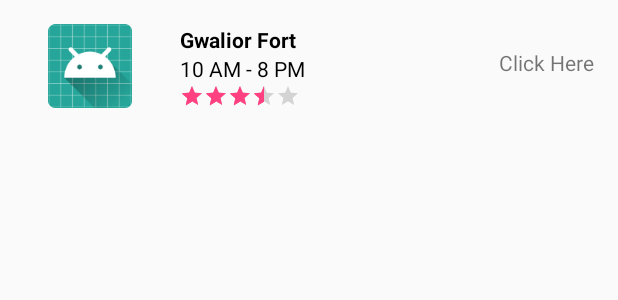
After one commit to VineetPrasadVerma/TourGuideApp, an Android app: the layout list_items.xml on its own in the app's theme, with its tools: preview values and no code run, on a phone screen of 412 x 824 dp. The commit adds this screen. Shown: the top 300 px of the screen. Run offline under Robolectric (Android 15) with nearby library versions, the phone set to English and light mode, and no system bars.

Commit message:
Add place list.xml and list items.xml

```diff
--- a/app/src/main/java/com/example/vineetprasadverma/tourguideapp/HotelsFragment.java
+++ b/app/src/main/java/com/example/vineetprasadverma/tourguideapp/AccommodationFragment.java
@@ -11,10 +11,10 @@ import android.widget.TextView;
 /**
  * A simple {@link Fragment} subclass.
  */
-public class HotelsFragment extends Fragment {
+public class AccommodationFragment extends Fragment {
 
 
-    public HotelsFragment() {
+    public AccommodationFragment() {
         // Required empty public constructor
     }
 
--- a/app/src/main/java/com/example/vineetprasadverma/tourguideapp/RestaurantFragment.java
+++ b/app/src/main/java/com/example/vineetprasadverma/tourguideapp/HistoricalPublicPlacesFragment.java
@@ -11,10 +11,10 @@ import android.widget.TextView;
 /**
  * A simple {@link Fragment} subclass.
  */
-public class RestaurantFragment extends Fragment {
+public class HistoricalPublicPlacesFragment extends Fragment {
 
 
-    public RestaurantFragment() {
+    public HistoricalPublicPlacesFragment() {
         // Required empty public constructor
     }
 
--- a/app/src/main/java/com/example/vineetprasadverma/tourguideapp/TopAttractionFragment.java
+++ b/app/src/main/java/com/example/vineetprasadverma/tourguideapp/MajorAttractionFragment.java
@@ -2,6 +2,7 @@ package com.example.vineetprasadverma.tourguideapp;
 
 
 import android.os.Bundle;
+
 import android.support.v4.app.Fragment;
 import android.view.LayoutInflater;
 import android.view.View;
@@ -11,10 +12,10 @@ import android.widget.TextView;
 /**
  * A simple {@link Fragment} subclass.
  */
-public class TopAttractionFragment extends Fragment {
+public class MajorAttractionFragment extends Fragment {
 
 
-    public TopAttractionFragment() {
+    public MajorAttractionFragment() {
         // Required empty public constructor
     }
 
--- a/app/src/main/java/com/example/vineetprasadverma/tourguideapp/AnnualEventFragment.java
+++ b/app/src/main/java/com/example/vineetprasadverma/tourguideapp/PlaceForFoodiesFragment.java
@@ -2,7 +2,6 @@ package com.example.vineetprasadverma.tourguideapp;
 
 
 import android.os.Bundle;
-
 import android.support.v4.app.Fragment;
 import android.view.LayoutInflater;
 import android.view.View;
@@ -12,10 +11,10 @@ import android.widget.TextView;
 /**
  * A simple {@link Fragment} subclass.
  */
-public class AnnualEventFragment extends Fragment {
+public class PlaceForFoodiesFragment extends Fragment {
 
 
-    public AnnualEventFragment() {
+    public PlaceForFoodiesFragment() {
         // Required empty public constructor
     }
 
--- /dev/null
+++ b/app/src/main/res/layout/list_items.xml
@@ -0,0 +1,60 @@
+<?xml version="1.0" encoding="utf-8"?>
+<RelativeLayout xmlns:android="http://schemas.android.com/apk/res/android"
+    xmlns:tools="http://schemas.android.com/tools"
+    android:layout_width="match_parent"
+    android:layout_height="@dimen/eighty_eight_dp"
+    android:padding="@dimen/sixteen_dp">
+
+    <ImageView
+        android:id="@+id/image_view"
+        android:layout_width="@dimen/eighty_eight_dp"
+        android:layout_height="@dimen/eighty_eight_dp"
+        android:src="@mipmap/ic_launcher" />
+
+    <LinearLayout
+        android:layout_width="match_parent"
+        android:layout_height="@dimen/eighty_eight_dp"
+        android:layout_toRightOf="@id/image_view"
+        android:orientation="vertical"
+        android:paddingLeft="@dimen/sixteen_dp">
+
+        <TextView
+            android:id="@+id/place_name"
+            android:layout_width="match_parent"
+            android:layout_height="@dimen/zero_dp"
+            android:layout_weight="1"
+            android:gravity="bottom"
+            android:textColor="@android:color/black"
+            android:textStyle="bold"
+            tools:text="Gwalior Fort" />
+
+        <TextView
+            android:id="@+id/opening_hours"
+            android:layout_width="match_parent"
+            android:layout_height="0dp"
+            android:layout_weight="1"
+            android:gravity="top"
+            android:textColor="@android:color/black"
+            tools:text="10 AM - 8 PM " />
+
+        <RatingBar
+            android:id="@+id/rating"
+            android:layout_width="wrap_content"
+            android:layout_height="wrap_content"
+            style="?android:attr/ratingBarStyleSmall"
+            android:numStars="5"
+            android:stepSize="0.1"
+            android:rating="3.5"
+            android:isIndicator="true"/>
+
+    </LinearLayout>
+
+    <TextView
+        android:layout_width="wrap_content"
+        android:layout_height="@dimen/twenty_four_dp"
+        android:layout_alignParentRight="true"
+        android:layout_centerVertical="true"
+        android:text="Click Here" />
+
+
+</RelativeLayout>
--- /dev/null
+++ b/app/src/main/res/values/dimens.xml
@@ -0,0 +1,8 @@
+<?xml version="1.0" encoding="utf-8"?>
+<resources>
+    <dimen name="twenty_four_sp">24sp</dimen>
+    <dimen name="sixteen_dp">16dp</dimen>
+    <dimen name="eighty_eight_dp">88dp</dimen>
+    <dimen name="twenty_four_dp">24dp</dimen>
+    <dimen name="zero_dp">0dp</dimen>
+</resources>
```
Also changed, not shown: app/src/main/java/com/example/vineetprasadverma/tourguideapp/CategoryAdapter.java (+4 -4 lines), app/src/main/res/layout/places_list.xml (added, +8 -0 lines).
